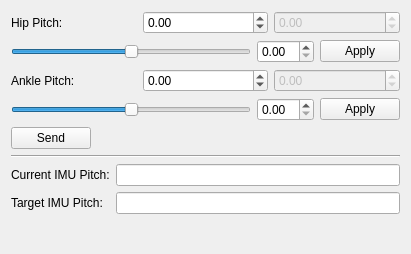
The window that thor_mang_com_adjustment/resource/com_adjustment.ui (thor-mang/thor_mang_ui) describes before a commit, drawn with Qt 5.
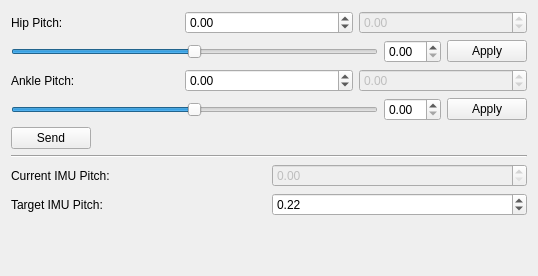
The same window after the commit.

Commit message: first steps towards hints

The edit to the form file:
```diff
--- a/thor_mang_com_adjustment/resource/com_adjustment.ui
+++ b/thor_mang_com_adjustment/resource/com_adjustment.ui
@@ -9,8 +9,8 @@
    <rect>
     <x>0</x>
     <y>0</y>
-    <width>411</width>
-    <height>254</height>
+    <width>538</width>
+    <height>276</height>
    </rect>
   </property>
   <property name="sizePolicy">
@@ -39,13 +39,6 @@
        </property>
       </widget>
      </item>
-     <item row="0" column="1">
-      <widget class="QLineEdit" name="lineEdit_CurrentIMUPitch">
-       <property name="readOnly">
-        <bool>true</bool>
-       </property>
-      </widget>
-     </item>
      <item row="1" column="0">
       <widget class="QLabel" name="label_4">
        <property name="text">
@@ -54,7 +47,27 @@
       </widget>
      </item>
      <item row="1" column="1">
-      <widget class="QLineEdit" name="lineEdit_TargetIMUPitch"/>
+      <widget class="QDoubleSpinBox" name="spin_TargetIMUPitch">
+       <property name="minimum">
+        <double>-3.140000000000000</double>
+       </property>
+       <property name="maximum">
+        <double>3.140000000000000</double>
+       </property>
+       <property name="singleStep">
+        <double>0.100000000000000</double>
+       </property>
+       <property name="value">
+        <double>0.220000000000000</double>
+       </property>
+      </widget>
+     </item>
+     <item row="0" column="1">
+      <widget class="QDoubleSpinBox" name="spin_CurrentIMUPitch">
+       <property name="enabled">
+        <bool>false</bool>
+       </property>
+      </widget>
      </item>
     </layout>
    </item>
```
The commit also changes 1 other file.
